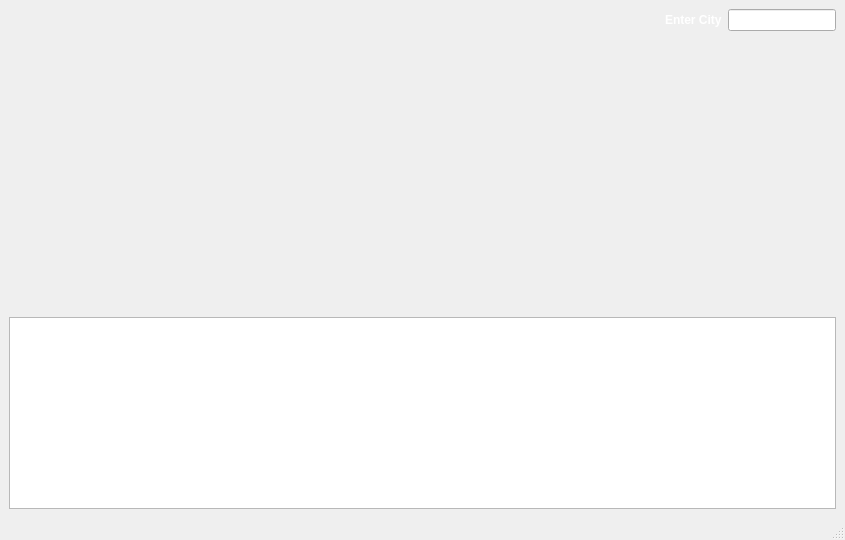
AliyuAbdullahi/QuickWeather, file mainwindow.ui: the form before one commit.
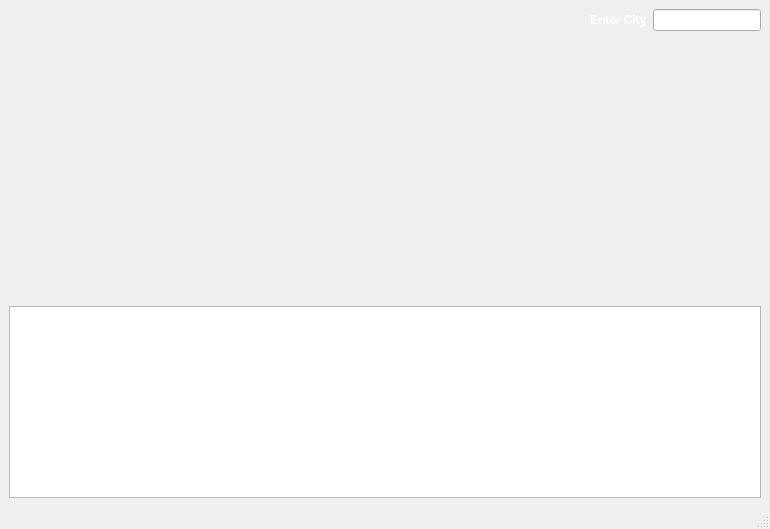
The form after the commit. Icons and pictures are not drawn.

What changed in the file:
```diff
--- a/mainwindow.ui
+++ b/mainwindow.ui
@@ -6,8 +6,8 @@
    <rect>
     <x>0</x>
     <y>0</y>
-    <width>845</width>
-    <height>540</height>
+    <width>770</width>
+    <height>529</height>
    </rect>
   </property>
   <property name="windowTitle">
```
Left out of the diff: 2 changed lines with no effect on the pictures.
